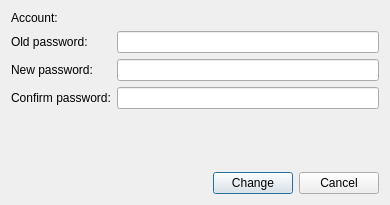
pcloudcom/psyncgui, file changepassdialog.ui: the form before one commit.
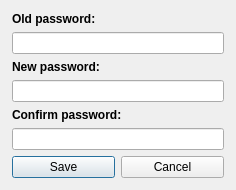
The form after the commit.

Commit message: SLX-236 | 1.update add new sync : 1.1 fix selecting folder for xp 1.2 update fldr name consistancy when name is too long 2. Adding wnew sync win - update design 3. Update Change pass dialog design 4. Add transparency icon for sync tab 5. Small update for log/reg wins ( add bolds)

```diff
--- a/changepassdialog.ui
+++ b/changepassdialog.ui
@@ -6,38 +6,42 @@
    <rect>
     <x>0</x>
     <y>0</y>
-    <width>390</width>
-    <height>205</height>
+    <width>236</width>
+    <height>186</height>
    </rect>
   </property>
   <property name="windowTitle">
    <string>Dialog</string>
   </property>
-  <layout class="QVBoxLayout" name="verticalLayout">
+  <layout class="QVBoxLayout" name="verticalLayout_2">
+   <property name="leftMargin">
+    <number>12</number>
+   </property>
+   <property name="topMargin">
+    <number>12</number>
+   </property>
+   <property name="rightMargin">
+    <number>12</number>
+   </property>
+   <property name="bottomMargin">
+    <number>12</number>
+   </property>
    <item>
-    <layout class="QFormLayout" name="formLayout">
-     <item row="0" column="0">
-      <widget class="QLabel" name="label">
-       <property name="text">
-        <string>Account:</string>
-       </property>
-      </widget>
-     </item>
-     <item row="0" column="1">
-      <widget class="QLabel" name="label_email">
-       <property name="text">
-        <string/>
-       </property>
-      </widget>
-     </item>
-     <item row="1" column="0">
+    <layout class="QVBoxLayout" name="verticalLayout">
+     <item>
       <widget class="QLabel" name="label_2">
+       <property name="font">
+        <font>
+         <weight>75</weight>
+         <bold>true</bold>
+        </font>
+       </property>
        <property name="text">
         <string>Old password:</string>
        </property>
       </widget>
      </item>
-     <item row="1" column="1">
+     <item>
       <widget class="QLineEdit" name="line_pass">
        <property name="inputMethodHints">
         <set>Qt::ImhHiddenText|Qt::ImhNoAutoUppercase|Qt::ImhNoPredictiveText</set>
@@ -47,14 +51,20 @@
        </property>
       </widget>
      </item>
-     <item row="2" column="0">
+     <item>
       <widget class="QLabel" name="label_3">
+       <property name="font">
+        <font>
+         <weight>75</weight>
+         <bold>true</bold>
+        </font>
+       </property>
        <property name="text">
         <string>New password:</string>
        </property>
       </widget>
      </item>
-     <item row="2" column="1">
+     <item>
       <widget class="QLineEdit" name="line_newpass">
        <property name="inputMethodHints">
         <set>Qt::ImhHiddenText|Qt::ImhNoAutoUppercase|Qt::ImhNoPredictiveText</set>
@@ -64,14 +74,20 @@
        </property>
       </widget>
      </item>
-     <item row="3" column="0">
+     <item>
       <widget class="QLabel" name="label_4">
+       <property name="font">
+        <font>
+         <weight>75</weight>
+         <bold>true</bold>
+        </font>
+       </property>
        <property name="text">
         <string>Confirm password:</string>
        </property>
       </widget>
      </item>
-     <item row="3" column="1">
+     <item>
       <widget class="QLineEdit" name="line_newpass2">
        <property name="inputMethodHints">
         <set>Qt::ImhHiddenText|Qt::ImhNoAutoUppercase|Qt::ImhNoPredictiveText</set>
@@ -85,23 +101,10 @@
    </item>
    <item>
     <layout class="QHBoxLayout" name="horizontalLayout">
-     <item>
-      <spacer name="horizontalSpacer">
-       <property name="orientation">
-        <enum>Qt::Horizontal</enum>
-       </property>
-       <property name="sizeHint" stdset="0">
-        <size>
-         <width>40</width>
-         <height>20</height>
-        </size>
-       </property>
-      </spacer>
-     </item>
      <item>
       <widget class="QPushButton" name="btnSave">
        <property name="text">
-        <string>Change</string>
+        <string>Save</string>
        </property>
       </widget>
      </item>
```
Left out of the diff: 6 changed lines with no effect on the pictures. The commit also changes 10 other files.
